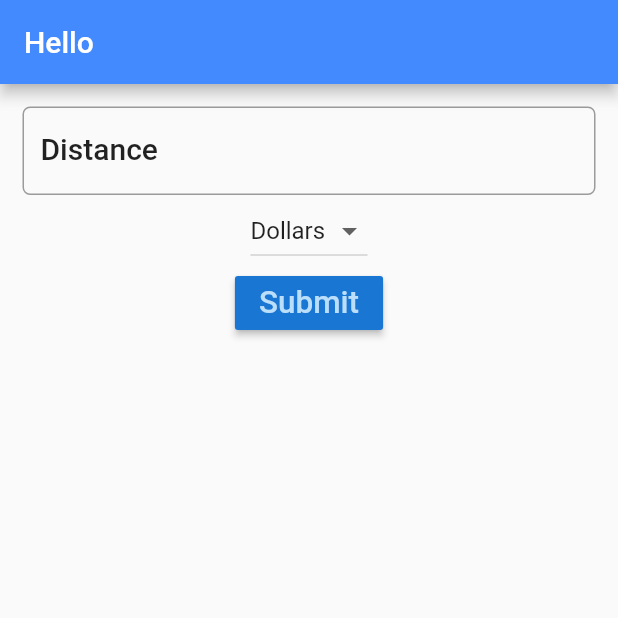
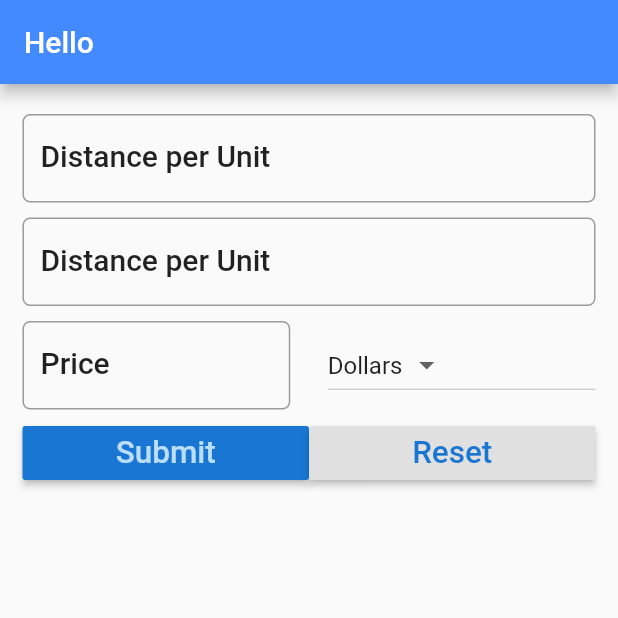
Before and after one commit to Joogibaer/flutter_TripCostApp, a Flutter app: the screen it shows after launch, after a tap on "Submit", on a phone screen of 412 x 824 dp, the top half of it. Run offline on Flutter 3.47's test engine with Material 2 defaults, Android fonts, the phone set to English and light mode, and no system bars.

Commit message:
Fuel Cost Calculator Part2

```diff
--- a/lib/main.dart
+++ b/lib/main.dart
@@ -22,10 +22,16 @@ class FuelForm extends StatefulWidget {
 }
 
 class _FuelFormState extends State<FuelForm> {
-  String result = '';
+
+
   final _currencies = ['Dollars','Euro','Pounds'];
+  final double _formDistance = 5.0;
   String _currency = 'Dollars';
   TextEditingController distanceController = TextEditingController();
+  TextEditingController avgController = TextEditingController();
+  TextEditingController priceController = TextEditingController();
+  String result = '';
+
   @override
   Widget build(BuildContext context) {
     TextStyle textStyle = Theme.of(context).textTheme.title;
@@ -38,10 +44,17 @@ class _FuelFormState extends State<FuelForm> {
         padding: EdgeInsets.all(15.0),
         child: Column(
           children: <Widget>[
+
+            Padding(
+              padding: EdgeInsets.only(
+                top:_formDistance,
+                bottom: _formDistance
+              ),
+            child:
             TextField(
               controller: distanceController,
               decoration: InputDecoration(
-                labelText: 'Distance',
+                labelText: 'Distance per Unit',
                 hintText: 'e.g. 124',
                 labelStyle: textStyle,
                 border: OutlineInputBorder(
@@ -49,33 +62,88 @@ class _FuelFormState extends State<FuelForm> {
                 )
               ),
               keyboardType: TextInputType.number,
+            )),
 
-            ),
-            DropdownButton<String>(
+            Padding(
+              padding: EdgeInsets.only(
+                  top:_formDistance,
+                  bottom: _formDistance
+              ),
+              child:
+              TextField(
+                    controller: avgController,
+                    decoration: InputDecoration(
+                        labelText: 'Distance per Unit',
+                        hintText: 'e.g. 17',
+                        labelStyle: textStyle,
+                        border: OutlineInputBorder(
+                            borderRadius: BorderRadius.circular(5.0)
+                        )
+                    ),
+                    keyboardType: TextInputType.number,
+              )),
+
+            Padding(
+              padding: EdgeInsets.only(
+                  top:_formDistance,
+                  bottom: _formDistance
+              ),
+              child:
+              Row(children: <Widget>[
+                Expanded(child:TextField(
+                    controller: priceController,
+                    decoration: InputDecoration(
+                        labelText: 'Price',
+                        hintText: 'e.g. 1.65',
+                        labelStyle: textStyle,
+                        border: OutlineInputBorder(
+                            borderRadius: BorderRadius.circular(5.0)
+                        )
+                    ),
+                    keyboardType: TextInputType.number,
+              )),
+            Container(width:_formDistance*5),
+            Expanded(child:DropdownButton<String>(
               items: _currencies.map((String value){
                 return DropdownMenuItem<String> (
                   value: value,
-                  child: Text(value)
+                  child: new Text(value),
                 );
               }).toList(),
               value: _currency,
               onChanged: (String value) {
                 _onDropdownChanged(value);
-              },
+              }
+            ))])
             ),
-            RaisedButton(
+           Row(children: <Widget>[
+             Expanded(child:RaisedButton(
               color:Theme.of(context).primaryColorDark,
               textColor: Theme.of(context).primaryColorLight,
               onPressed:() {
                 setState(() {
-                  result = distanceController.text;
+                  result = _calculate();
                 });
               },
               child: Text(
                 'Submit',
                 textScaleFactor:1.5,
               )
-            ),
+            )),
+            Expanded(child:RaisedButton(
+                color:Theme.of(context).buttonColor,
+                textColor: Theme.of(context).primaryColorDark,
+                onPressed:() {
+                  setState(() {
+                    _reset();
+                  });
+                },
+                child: Text(
+                  'Reset',
+                  textScaleFactor:1.5,
+                )
+            )),
+           ]),
             Text(result),
           ],
         ),
@@ -88,4 +156,22 @@ class _FuelFormState extends State<FuelForm> {
     });
   }
 
+  String _calculate(){
+    double _distance = double.parse(distanceController.text);
+    double _fuelCost = double.parse(priceController.text);
+    double _consumption = double.parse(avgController.text);
+    double _totalCost = _distance / _consumption * _fuelCost;
+    String _result = 'The total cost of your trip is ' +
+      _totalCost.toStringAsFixed(2) +' ' + _currency;
+    return _result;
+  }
+
+  void _reset(){
+    distanceController.text='';
+    avgController.text='';
+    priceController.text='';
+      setState((){
+        result='';
+      });
+  }
 }
```
